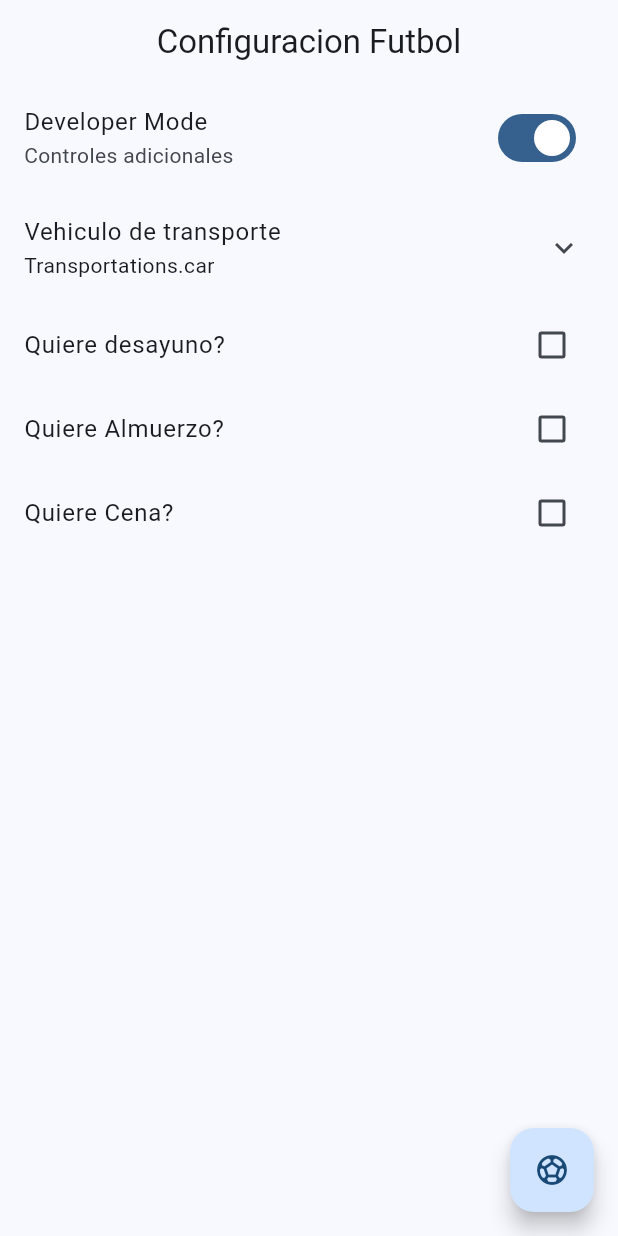
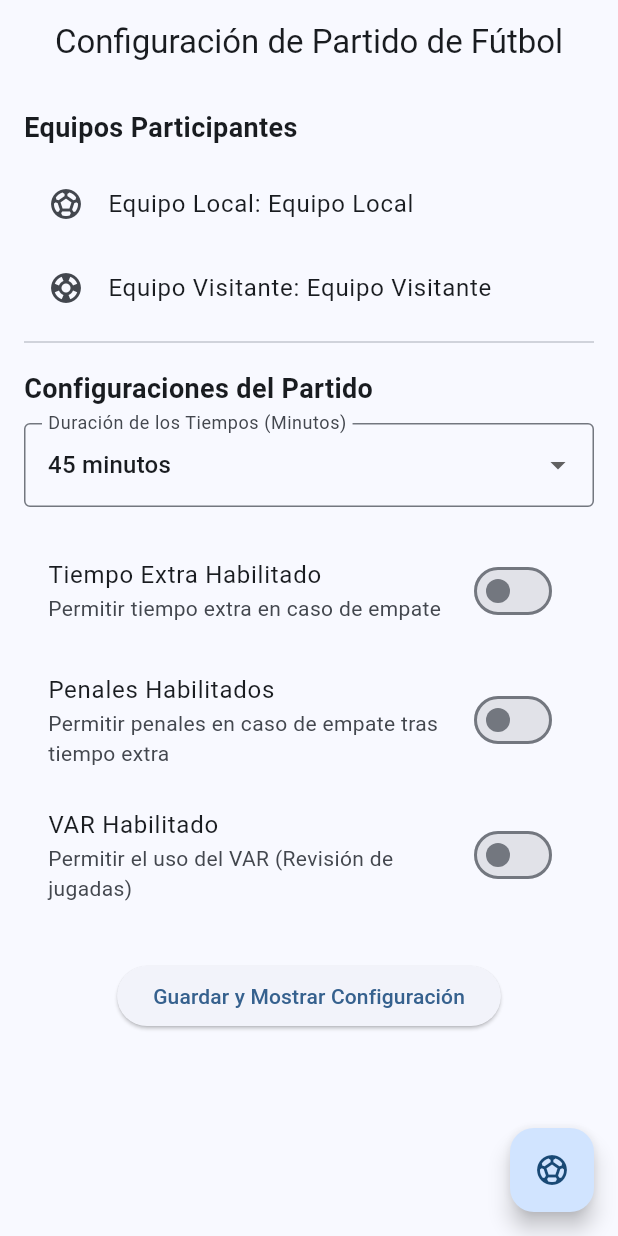
Before and after one commit to LirishaIgnis/app_ciel, a Flutter app: the FutbolScreen screen opened by its route, on a phone screen of 412 x 824 dp. Run offline on Flutter 3.47's test engine with Material 3 defaults, Android fonts, the light colour scheme and no system bars; our stand-ins replace animate_do, file_picker, go_router.

Commit message:
Borrador app terminado

```diff
--- a/lib/config/router/app_router.dart
+++ b/lib/config/router/app_router.dart
@@ -42,6 +42,10 @@ final appRouter = GoRouter(
                     path: '/voleybol',
                     builder: (context, state) => const VoleybolScreen(),
                   ),
+                              GoRoute(
+                                path: '/tablero',
+                                builder: (context, state) => const TableroScreen(),
+                              ),
     GoRoute(
       path: '/conexion',
       builder: (context, state) => const ConexionScreen(),
--- a/lib/presentation/screens/deportes/futbol_screen/futbol_screen.dart
+++ b/lib/presentation/screens/deportes/futbol_screen/futbol_screen.dart
@@ -1,8 +1,8 @@
-import 'package:app_ciel/presentation/screens/Tablero/tablero_screen.dart';
 import 'package:flutter/material.dart';
+import 'package:go_router/go_router.dart';
 
 class FutbolScreen extends StatelessWidget {
-  static const name = 'ui_controls_screen';
+  static const name = 'futbol_settings_screen';
 
   const FutbolScreen({super.key});
 
@@ -10,116 +10,159 @@ class FutbolScreen extends StatelessWidget {
   Widget build(BuildContext context) {
     return Scaffold(
       appBar: AppBar(
-        title: const Text('Configuracion Futbol'),
+        title: const Text('Configuración de Partido de Fútbol'),
       ),
-      body: const _UiControlsView(),
+      body: const _FutbolSettingsView(),
       floatingActionButton: FloatingActionButton(
         child: const Icon(Icons.sports_soccer),
         onPressed: () {
-            Navigator.of(context).push(
-              MaterialPageRoute(
-              builder: (context) => TableroScreen(),
+          context.push('/tablero');
+          // Acción para iniciar el partido o navegación adicional
+        },
       ),
-            );
-          }),
     );
   }
 }
 
-class _UiControlsView extends StatefulWidget {
-  const _UiControlsView();
+class _FutbolSettingsView extends StatefulWidget {
+  const _FutbolSettingsView();
 
   @override
-  State<_UiControlsView> createState() => _UiControlsViewState();
+  State<_FutbolSettingsView> createState() => _FutbolSettingsViewState();
 }
 
-enum Transportations { car, plane, boat, submarine }
+class _FutbolSettingsViewState extends State<_FutbolSettingsView> {
+  // Datos obtenidos de otra configuración
+  final String homeTeam = 'Equipo Local'; // Simulación de datos
+  final String awayTeam = 'Equipo Visitante'; // Simulación de datos
 
-class _UiControlsViewState extends State<_UiControlsView> {
-  bool isDeveloper = true;
-  Transportations selectedTranspotation = Transportations.car;
-  bool wantsBreakfast = false;
-  bool wantsLunch = false;
-  bool wantsDinner = false;
+  String selectedHalfTime = '45'; // Duración de los tiempos
+  bool extraTimeEnabled = false; // Tiempo extra habilitado
+  bool penaltyShootoutEnabled = false; // Penales habilitados
+  bool varEnabled = false; // VAR habilitado
+
+  final halfTimeOptions = ['45', '30']; // Opciones comunes para duraciones
 
   @override
   Widget build(BuildContext context) {
-    return ListView(
-      physics: const ClampingScrollPhysics(),
+    return Padding(
+      padding: const EdgeInsets.all(16.0),
+      child: ListView(
         children: [
+          const Text(
+            'Equipos Participantes',
+            style: TextStyle(fontSize: 18, fontWeight: FontWeight.bold),
+          ),
+          const SizedBox(height: 10),
+          ListTile(
+            leading: const Icon(Icons.sports_soccer),
+            title: Text('Equipo Local: $homeTeam'),
+          ),
+          ListTile(
+            leading: const Icon(Icons.support),
+            title: Text('Equipo Visitante: $awayTeam'),
+          ),
+          const Divider(),
+          const SizedBox(height: 10),
+          const Text(
+            'Configuraciones del Partido',
+            style: TextStyle(fontSize: 18, fontWeight: FontWeight.bold),
+          ),
+          const SizedBox(height: 10),
+          // Selección de duración de los tiempos
+          DropdownButtonFormField<String>(
+            decoration: const InputDecoration(
+              labelText: 'Duración de los Tiempos (Minutos)',
+              border: OutlineInputBorder(),
+            ),
+            value: selectedHalfTime,
+            items: halfTimeOptions
+                .map((option) => DropdownMenuItem(
+                      value: option,
+                      child: Text('$option minutos'),
+                    ))
+                .toList(),
+            onChanged: (value) {
+              setState(() {
+                selectedHalfTime = value!;
+              });
+            },
+          ),
+          const SizedBox(height: 20),
+          // Switch para habilitar/deshabilitar el tiempo extra
           SwitchListTile(
-          title: const Text('Developer Mode'),
-          subtitle: const Text('Controles adicionales'),
-          value: isDeveloper,
-          onChanged: (value) => setState(() {
-            isDeveloper = !isDeveloper;
-          }),
+            title: const Text('Tiempo Extra Habilitado'),
+            subtitle: const Text('Permitir tiempo extra en caso de empate'),
+            value: extraTimeEnabled,
+            onChanged: (value) {
+              setState(() {
+                extraTimeEnabled = value;
+              });
+            },
           ),
-        ExpansionTile(
-          title: const Text('Vehiculo de transporte'),
-          subtitle: Text('$selectedTranspotation'),
-          children: [
-            RadioListTile(
-              title: const Text('By Car'),
-              subtitle: const Text('Viajar en carro'),
-              value: Transportations.car,
-              groupValue: selectedTranspotation,
-              onChanged: (value) => setState(() {
-                selectedTranspotation = Transportations.car;
-              }),
+          const SizedBox(height: 10),
+          // Switch para habilitar/deshabilitar los penales
+          SwitchListTile(
+            title: const Text('Penales Habilitados'),
+            subtitle: const Text('Permitir penales en caso de empate tras tiempo extra'),
+            value: penaltyShootoutEnabled,
+            onChanged: (value) {
+              setState(() {
+                penaltyShootoutEnabled = value;
+              });
+            },
           ),
-            RadioListTile(
-              title: const Text('By Boat'),
-              subtitle: const Text('Viajar en Bote'),
-              value: Transportations.boat,
-              groupValue: selectedTranspotation,
-              onChanged: (value) => setState(() {
-                selectedTranspotation = Transportations.boat;
-              }),
+          const SizedBox(height: 10),
+          // Switch para habilitar/deshabilitar el VAR
+          SwitchListTile(
+            title: const Text('VAR Habilitado'),
+            subtitle: const Text('Permitir el uso del VAR (Revisión de jugadas)'),
+            value: varEnabled,
+            onChanged: (value) {
+              setState(() {
+                varEnabled = value;
+              });
+            },
           ),
-            RadioListTile(
-              title: const Text('By Plane'),
-              subtitle: const Text('Viajar en Avion'),
-              value: Transportations.plane,
-              groupValue: selectedTranspotation,
-              onChanged: (value) => setState(() {
-                selectedTranspotation = Transportations.plane;
-              }),
+          const SizedBox(height: 30),
+          Center(
+            child: ElevatedButton(
+              onPressed: _showSummary,
+              child: const Text('Guardar y Mostrar Configuración'),
             ),
-            RadioListTile(
-              title: const Text('By Submarine'),
-              subtitle: const Text('Viajar en Submarino'),
-              value: Transportations.submarine,
-              groupValue: selectedTranspotation,
-              onChanged: (value) => setState(() {
-                selectedTranspotation = Transportations.submarine;
-              }),
           ),
         ],
       ),
-        CheckboxListTile(
-          title: const Text('Quiere desayuno?'),
-          value: wantsBreakfast,
-          onChanged: (value) => setState(() {
-            wantsBreakfast = !wantsBreakfast;
-          }),
+    );
+  }
+
+  void _showSummary() {
+    showDialog(
+      context: context,
+      builder: (ctx) => AlertDialog(
+        title: const Text('Resumen del Partido'),
+        content: Column(
+          mainAxisSize: MainAxisSize.min,
+          children: [
+            Text('Equipo Local: $homeTeam'),
+            Text('Equipo Visitante: $awayTeam'),
+            Text('Duración de los Tiempos: $selectedHalfTime minutos'),
+            Text(
+                'Tiempo Extra: ${extraTimeEnabled ? 'Habilitado' : 'Deshabilitado'}'),
+            Text(
+                'Penales: ${penaltyShootoutEnabled ? 'Habilitados' : 'Deshabilitados'}'),
+            Text('VAR: ${varEnabled ? 'Habilitado' : 'Deshabilitado'}'),
+          ],
         ),
-         CheckboxListTile(
-          title: const Text('Quiere Almuerzo?'),
-          value: wantsLunch,
-          onChanged: (value) => setState(() {
-            wantsLunch = !wantsLunch;
-          }),
-
-        ),
-         CheckboxListTile(
-          title: const Text('Quiere Cena?'),
-          value: wantsDinner,
-          onChanged: (value) => setState(() {
-            wantsDinner = !wantsDinner;
-          }),
+        actions: [
+          TextButton(
+            onPressed: () {
+              Navigator.of(ctx).pop();
+            },
+            child: const Text('Cerrar'),
           ),
         ],
+      ),
     );
   }
 }
```
Also changed, not shown: lib/presentation/screens/deportes/basketball_screen/basketball_screen.dart (+114 -84 lines), lib/presentation/screens/deportes/voleybol_screen/voleybol_screen.dart (+143 -84 lines). Lines whose indentation alone changed are shown as unchanged.
